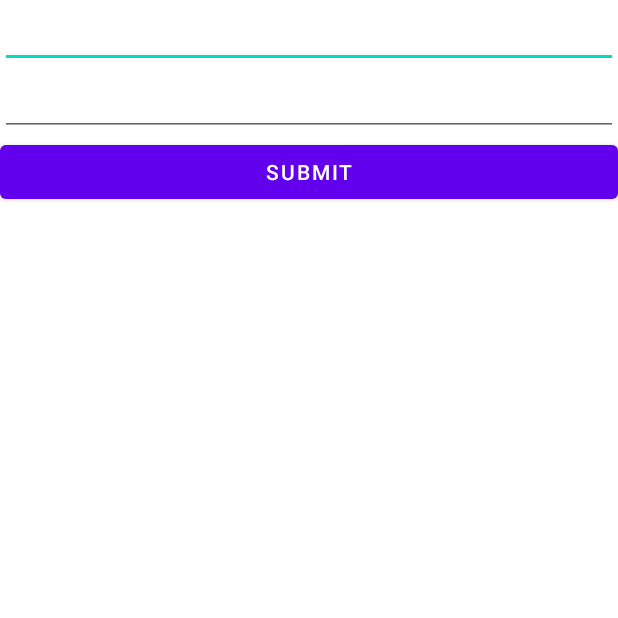
After one commit to Johannnix/Prakerin-Android-1, an Android app: the InputActivity screen opened directly, with no data from a screen before it, on a phone screen of 412 x 824 dp, the top half of it. The commit adds this screen. Run offline under Robolectric (Android 15) with nearby library versions, the phone set to English and light mode, and no system bars; 2 statements that could not run were skipped.

Commit message:
Membuat Add Member Activity Dan Perbaikan Pada Graddle

```diff
--- a/app/src/main/AndroidManifest.xml
+++ b/app/src/main/AndroidManifest.xml
@@ -3,12 +3,15 @@
     package="com.example.login">
 
     <application
+        android:name=".MyApp"
         android:allowBackup="true"
         android:icon="@mipmap/ic_launcher"
         android:label="@string/app_name"
         android:roundIcon="@mipmap/ic_launcher_round"
         android:supportsRtl="true"
         android:theme="@style/Theme.Login">
+        <activity android:name=".InputActivity"></activity>
+        <activity android:name=".ListMember" />
         <activity android:name=".Welcome" />
         <activity android:name=".SplashScreen">
             <intent-filter>
--- /dev/null
+++ b/app/src/main/java/com/example/login/InputActivity.java
@@ -0,0 +1,42 @@
+package com.example.login;
+
+import androidx.appcompat.app.AppCompatActivity;
+
+import android.os.Bundle;
+import android.view.View;
+import android.widget.Button;
+import android.widget.EditText;
+import android.widget.Toast;
+
+public class InputActivity extends AppCompatActivity {
+
+    Button submit;
+    EditText nameText,addressText;
+    Repository repository;
+
+    @Override
+    protected void onCreate(Bundle savedInstanceState) {
+        super.onCreate(savedInstanceState);
+        setContentView(R.layout.activity_input);
+        submit=findViewById(R.id.submit);
+        nameText=findViewById(R.id.name);
+        addressText=findViewById(R.id.address);
+
+        repository=new Repository();
+
+        submit.setOnClickListener(new View.OnClickListener() {
+            @Override
+            public void onClick(View view) {
+                //create new object
+                User user=new User();
+                //set value to object attribute
+                user.setAddress(addressText.getText().toString().trim());
+                user.setName(nameText.getText().toString().trim());
+                //insert data to database
+                repository.addData(user);
+
+                Toast.makeText(InputActivity.this,"Add user success", Toast.LENGTH_LONG).show();
+            }
+        });
+    }
+}
--- /dev/null
+++ b/app/src/main/java/com/example/login/Repository.java
@@ -0,0 +1,37 @@
+package com.example.login;
+
+import java.util.List;
+
+public class Repository {
+
+    UserDao userDao;
+    List<User> list;
+
+    public Repository(){
+        DaoSession daoSession =  MyApp.getInstance().getDaoSession();
+        userDao=daoSession.getUserDao();
+    }
+
+
+
+    public List<User> getAllData() {
+        list=userDao.loadAll();
+
+        return list;
+    }
+
+    public void updateData( User user) {
+        userDao.update(user);
+    }
+
+
+    public void deleteData( long id) {
+        userDao.deleteByKey(id);
+    }
+
+
+    public void addData( User user) {
+        userDao.insert(user);
+    }
+
+}
--- /dev/null
+++ b/app/src/main/res/layout/activity_input.xml
@@ -0,0 +1,27 @@
+<?xml version="1.0" encoding="utf-8"?>
+<LinearLayout xmlns:android="http://schemas.android.com/apk/res/android"
+    xmlns:app="http://schemas.android.com/apk/res-auto"
+    xmlns:tools="http://schemas.android.com/tools"
+    android:layout_width="match_parent"
+    android:layout_height="match_parent"
+    tools:context=".InputActivity"
+    android:orientation="vertical">
+    <EditText
+        android:id="@+id/name"
+        android:layout_width="match_parent"
+        android:layout_height="wrap_content"
+        android:inputType="text"
+        />
+    <EditText
+        android:id="@+id/address"
+        android:layout_width="match_parent"
+        android:layout_height="wrap_content"
+        android:inputType="text"
+        />
+    <Button
+        android:id="@+id/submit"
+        android:layout_width="match_parent"
+        android:layout_height="wrap_content"
+        android:text="submit"/>
+
+</LinearLayout>
--- a/build.gradle
+++ b/build.gradle
@@ -7,9 +7,9 @@ buildscript {
     }
     dependencies {
         classpath "com.android.tools.build:gradle:4.1.1"
+        classpath 'org.greenrobot:greendao-gradle-plugin:3.3.0'
         classpath "org.jetbrains.kotlin:kotlin-gradle-plugin:$kotlin_version"
-        classpath 'com.android.tools.build:gradle:4.1.1'
-        classpath 'org.greenrobot:greendao-gradle-plugin:3.2.2'
+
 
         // NOTE: Do not place your application dependencies here; they belong
         // in the individual module build.gradle files
```
Also changed, not shown: app/build.gradle (+6 -4 lines), app/src/main/java/com/example/login/ListMember.java (added, +63 -0 lines), app/src/main/java/com/example/login/MyAdapter.java (added, +35 -0 lines), app/src/main/java/com/example/login/MyApp.java (added, +30 -0 lines), app/src/main/java/com/example/login/User.java (added, +45 -0 lines), app/src/main/java/com/example/login/Welcome.java (+27 -1 lines), app/src/main/res/layout/activity_list_member.xml (added, +20 -0 lines), app/src/main/res/layout/activity_welcome.xml (+12 -8 lines), gradle/wrapper/gradle-wrapper.properties.
